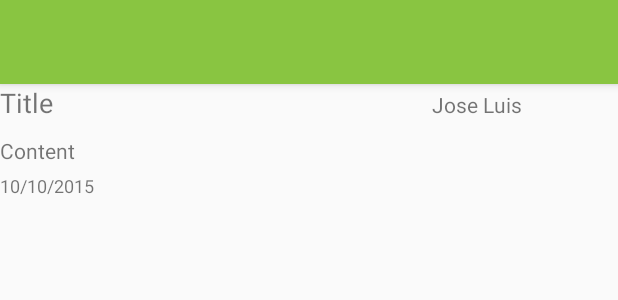
After one commit to jlmd/EvernoteClient, an Android app: the layout note_details_view.xml on its own in the app's theme, with its tools: preview values and no code run, on a phone screen of 412 x 824 dp. The commit adds this screen. Shown: the top 300 px of the screen. Run offline under Robolectric (Android 15) with nearby library versions, the phone set to English and light mode, and no system bars.

Commit message:
Added basic note details view

```diff
--- a/app/src/main/AndroidManifest.xml
+++ b/app/src/main/AndroidManifest.xml
@@ -21,6 +21,7 @@
 
     <activity android:name=".app.ui.login.LoginActivity"/>
     <activity android:name=".app.ui.noteslist.view.NotesListActivity"/>
+    <activity android:name=".app.ui.notedetails.NoteDetailsActivity"/>
 
     <activity android:name="com.evernote.client.android.EvernoteOAuthActivity"/>
     <activity android:name="com.evernote.client.android.login.EvernoteLoginActivity"/>
--- a/app/src/main/java/com/jlmd/android/evernoteclient/app/di/RootModule.java
+++ b/app/src/main/java/com/jlmd/android/evernoteclient/app/di/RootModule.java
@@ -6,6 +6,7 @@ import com.jlmd.android.evernoteclient.app.base.ApplicationClass;
 import com.jlmd.android.evernoteclient.app.navigator.Navigator;
 import com.jlmd.android.evernoteclient.app.ui.login.LoginActivity;
 import com.jlmd.android.evernoteclient.app.ui.main.MainActivity;
+import com.jlmd.android.evernoteclient.app.ui.notedetails.NoteDetailsActivity;
 import com.jlmd.android.evernoteclient.app.ui.noteslist.view.NotesListActivity;
 import dagger.Module;
 import dagger.Provides;
@@ -21,7 +22,8 @@ import javax.inject.Singleton;
         EvernoteSDKModule.class, DataSourceModule.class, MapperModule.class
     },
     injects = {
-        ApplicationClass.class, LoginActivity.class, MainActivity.class, NotesListActivity.class
+        ApplicationClass.class, LoginActivity.class, MainActivity.class, NotesListActivity.class,
+        NoteDetailsActivity.class
     },
     library = true)
 public final class RootModule {
--- a/app/src/main/java/com/jlmd/android/evernoteclient/app/ui/main/MainActivity.java
+++ b/app/src/main/java/com/jlmd/android/evernoteclient/app/ui/main/MainActivity.java
@@ -3,6 +3,7 @@ package com.jlmd.android.evernoteclient.app.ui.main;
 import android.os.Bundle;
 import com.jlmd.android.evernoteclient.R;
 import com.jlmd.android.evernoteclient.app.base.BaseActivity;
+import com.jlmd.android.evernoteclient.app.ui.View;
 import com.jlmd.android.evernoteclient.presentation.Presenter;
 import com.jlmd.android.evernoteclient.presentation.main.MainPresenter;
 import javax.inject.Inject;
@@ -10,7 +11,7 @@ import javax.inject.Inject;
 /**
  * @author jlmd
  */
-public class MainActivity extends BaseActivity {
+public class MainActivity extends BaseActivity implements View {
 
   @Inject protected MainPresenter mainPresenter;
 
--- a/app/src/main/java/com/jlmd/android/evernoteclient/data/mapper/NotesMapper.java
+++ b/app/src/main/java/com/jlmd/android/evernoteclient/data/mapper/NotesMapper.java
@@ -15,7 +15,7 @@ public class NotesMapper
     mappedNote.setTitle(note.getTitle());
     mappedNote.setContent(note.getContent());
     mappedNote.setCreated(note.getCreated());
-    mappedNote.setNotebookGuid(note.getNotebookGuid());
+    mappedNote.setAuthor(note.getAttributes().getAuthor());
     return mappedNote;
   }
 
--- /dev/null
+++ b/app/src/main/res/layout/note_details_view.xml
@@ -0,0 +1,55 @@
+<?xml version="1.0" encoding="utf-8"?>
+<LinearLayout
+    xmlns:android="http://schemas.android.com/apk/res/android"
+    xmlns:tools="http://schemas.android.com/tools"
+    android:orientation="vertical"
+    android:layout_width="match_parent"
+    android:layout_height="match_parent">
+
+    <include
+        android:id="@+id/toolbar"
+        layout="@layout/toolbar"
+        />
+
+    <LinearLayout
+        android:layout_width="match_parent"
+        android:layout_height="wrap_content"
+        android:orientation="horizontal">
+
+        <TextView
+            android:id="@+id/tv_title"
+            android:layout_width="0dp"
+            android:layout_weight="7"
+            android:layout_height="wrap_content"
+            android:textSize="18sp"
+            tools:text="Title"
+            />
+
+        <TextView
+            android:id="@+id/tv_author"
+            android:layout_width="0dp"
+            android:layout_weight="3"
+            android:layout_height="wrap_content"
+            tools:text="Jose Luis"
+            />
+
+    </LinearLayout>
+
+    <TextView
+        android:id="@+id/tv_content"
+        android:layout_width="wrap_content"
+        android:layout_height="wrap_content"
+        android:layout_marginTop="10dp"
+        tools:text="Content"
+        />
+
+    <TextView
+        android:id="@+id/tv_created_date"
+        android:layout_width="wrap_content"
+        android:layout_height="wrap_content"
+        android:textSize="12sp"
+        android:layout_marginTop="5dp"
+        tools:text="10/10/2015"
+        />
+
+</LinearLayout>
```
Also changed, not shown: app/src/main/java/com/jlmd/android/evernoteclient/app/di/PresenterModule.java (+9 -2 lines), app/src/main/java/com/jlmd/android/evernoteclient/app/navigator/Navigator.java (+21 -7 lines), app/src/main/java/com/jlmd/android/evernoteclient/app/ui/notedetails/NoteDetailsActivity.java (added, +67 -0 lines), app/src/main/java/com/jlmd/android/evernoteclient/app/ui/noteslist/view/NotesListActivity.java (+10 -2 lines), app/src/main/java/com/jlmd/android/evernoteclient/domain/model/Note.java (+45 -6 lines), app/src/main/java/com/jlmd/android/evernoteclient/presentation/notedetails/NoteDetailsPresenter.java (added, +26 -0 lines), app/src/main/java/com/jlmd/android/evernoteclient/presentation/noteslist/NotesListPresenter.java (+8 -1 lines), app/src/main/res/anim/animation_enter_left.xml (added, +8 -0 lines), app/src/main/res/anim/animation_enter_right.xml (added, +8 -0 lines), app/src/main/res/anim/animation_leave_left.xml (added, +8 -0 lines), app/src/main/res/anim/animation_leave_right.xml (added, +8 -0 lines).
